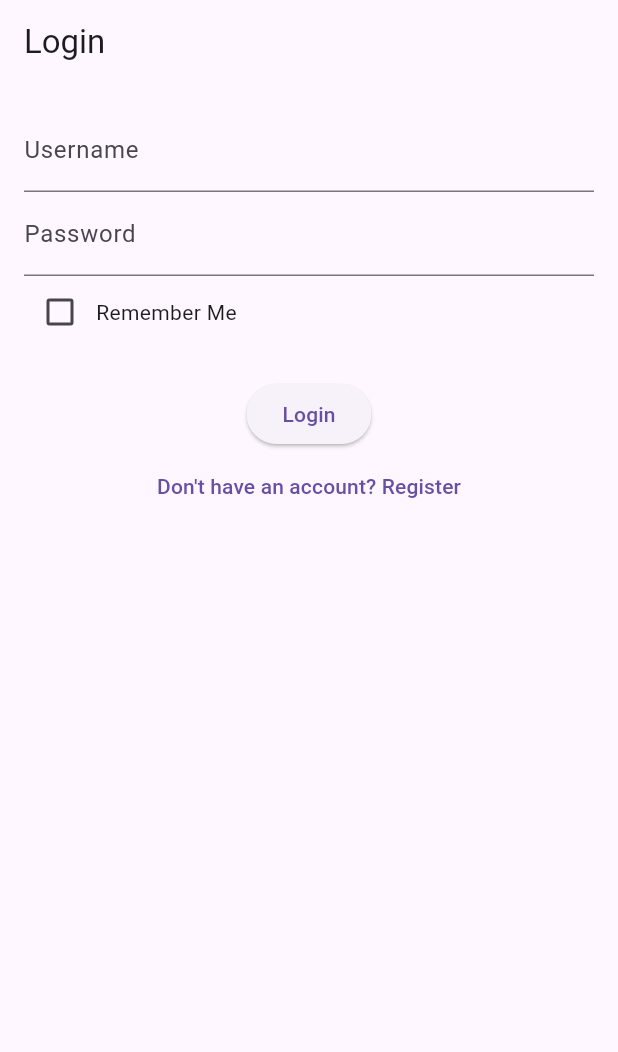
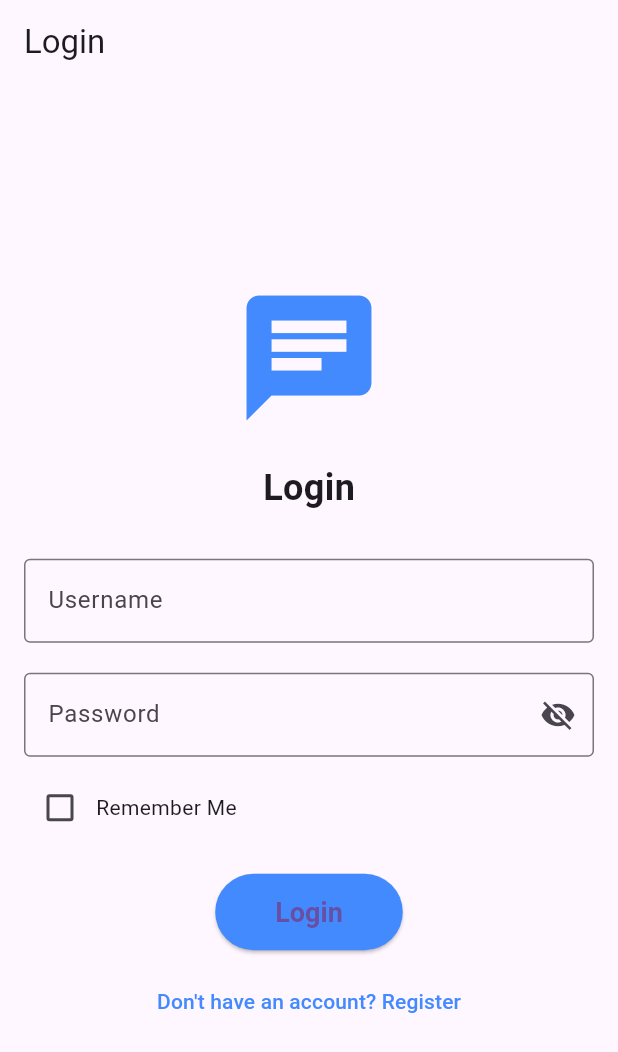
Before and after one commit to CCVpopular/AppChatOnline, a Flutter app: the screen it shows after launch, on a phone screen of 412 x 824 dp. Shown: the top 1052 px of the screen. Run offline on Flutter 3.47's test engine with Material 3 defaults, Android fonts, the phone set to English and light mode, and no system bars; our stand-ins replace firebase_core, firebase_messaging, shared_preferences, socket_io_client; accounts and stored records are empty.

Commit message:
UI Login, show and hide password

```diff
--- a/lib/screens/login_screen.dart
+++ b/lib/screens/login_screen.dart
@@ -16,6 +16,7 @@ class _LoginScreenState extends State<LoginScreen> {
   final TextEditingController passwordController = TextEditingController();
   bool rememberMe = false; // Trạng thái "Ghi nhớ đăng nhập"
   bool isLoading = true; // Hiển thị trạng thái tải khi kiểm tra đăng nhập
+  bool isPasswordVisible = false; // Biến trạng thái hiện/ẩn mật khẩu
 
   @override
   void initState() {
@@ -79,22 +80,64 @@ class _LoginScreenState extends State<LoginScreen> {
   @override
   Widget build(BuildContext context) {
     return isLoading
-        ? Center(child: CircularProgressIndicator())
+        ? const Center(child: CircularProgressIndicator())
         : Scaffold(
             appBar: AppBar(title: Text('Login')),
-            body: Padding(
+            body: Center(
+              child: Padding(
                 padding: const EdgeInsets.all(16.0),
+                child: SingleChildScrollView(
                   child: Column(
+                    mainAxisAlignment: MainAxisAlignment.center,
                     children: [
+                      // Sử dụng icon thay cho logo
+                      const Icon(
+                        Icons.chat, // Icon có sẵn trong Flutter
+                        size: 100, // Kích thước icon
+                        color: Colors.blueAccent, // Màu icon
+                      ),
+                      const SizedBox(height: 20),
+                      // Thêm tiêu đề Login
+                      const Text(
+                        'Login',
+                        style: TextStyle(
+                          fontSize: 24,
+                          fontWeight: FontWeight.bold,
+                        ),
+                      ),
+                      const SizedBox(height: 30),
+                      // Ô nhập Username
                       TextField(
                         controller: usernameController,
-                    decoration: InputDecoration(labelText: 'Username'),
+                        decoration:const InputDecoration(
+                          labelText: 'Username',
+                          border: OutlineInputBorder(),
                         ),
+                      ),
+                      const SizedBox(height: 20),
+                      // Ô nhập Password với nút hiện/ẩn
                       TextField(
                         controller: passwordController,
-                    obscureText: true,
-                    decoration: InputDecoration(labelText: 'Password'),
+                        obscureText: !isPasswordVisible, // Kiểm soát hiện/ẩn
+                        decoration: InputDecoration(
+                          labelText: 'Password',
+                          border:const  OutlineInputBorder(),
+                          suffixIcon: IconButton(
+                            icon: Icon(
+                              isPasswordVisible
+                                  ? Icons.visibility
+                                  : Icons.visibility_off,
                             ),
+                            onPressed: () {
+                              setState(() {
+                                isPasswordVisible = !isPasswordVisible;
+                              });
+                            },
+                          ),
+                        ),
+                      ),
+                      const SizedBox(height: 10),
+                      // Checkbox "Remember Me"
                       Row(
                         children: [
                           Checkbox(
@@ -105,19 +148,40 @@ class _LoginScreenState extends State<LoginScreen> {
                               });
                             },
                           ),
-                      Text('Remember Me'),
+                          const Text('Remember Me'),
                         ],
                       ),
-                  SizedBox(height: 20),
+                      const SizedBox(height: 20),
+                      // Nút đăng nhập đẹp hơn
                       ElevatedButton(
                         onPressed: _login,
-                    child: Text('Login'),
+                        style: ElevatedButton.styleFrom(
+                          backgroundColor: Colors.blueAccent, // Màu nền
+                          padding:const EdgeInsets.symmetric(
+                              horizontal: 40, vertical: 15), // Kích thước nút
+                          shape: RoundedRectangleBorder(
+                            borderRadius: BorderRadius.circular(30), // Bo góc
                           ),
+                          textStyle:const TextStyle(
+                            fontSize: 18,
+                            fontWeight: FontWeight.bold,
+                          ),
+                        ),
+                        child:const Text('Login'),
+                      ),
+                      const SizedBox(height: 10),
+                      // Nút dẫn đến trang đăng ký
                       TextButton(
-                    onPressed: () => Navigator.pushNamed(context, '/register'),
-                    child: Text('Don\'t have an account? Register'),
+                        onPressed: () =>
+                            Navigator.pushNamed(context, '/register'),
+                        child:const Text(
+                          'Don\'t have an account? Register',
+                          style: TextStyle(color: Colors.blueAccent),
+                        ),
                       ),
                     ],
+                  ),
+                ),
               ),
             ),
           );
```
Lines whose indentation alone changed are shown as unchanged.
